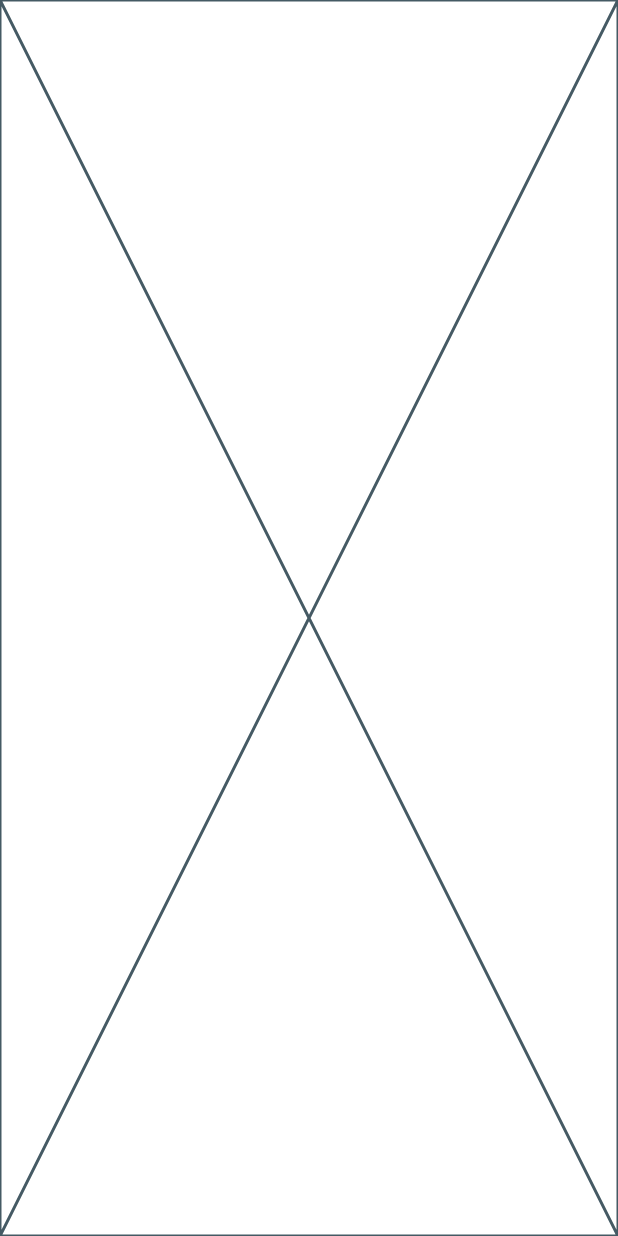
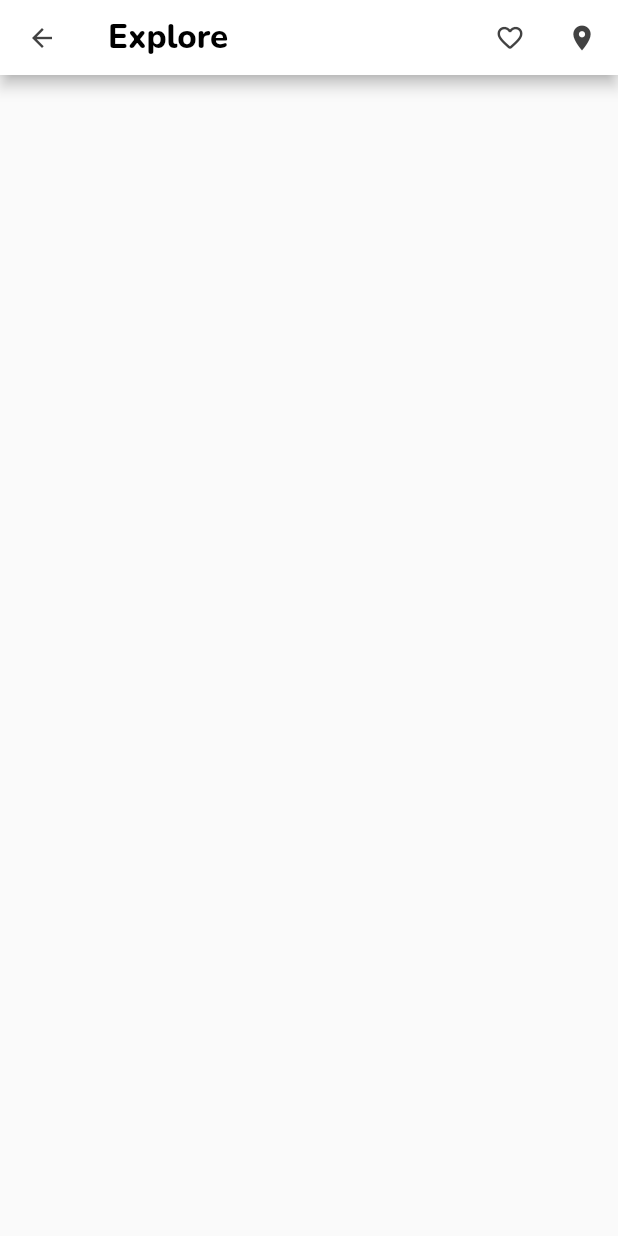
Before and after one commit to MathieuCoding/BookingApp, a Flutter app: the screen it shows after launch, on a phone screen of 412 x 824 dp. Run offline on Flutter 3.47's test engine with Material 2 defaults, Android fonts, the phone set to English and light mode, and no system bars; our stand-ins replace google_fonts.

Commit message:
top section done

```diff
--- a/lib/main.dart
+++ b/lib/main.dart
@@ -1,17 +1,74 @@
 import 'package:flutter/material.dart';
+import 'package:google_fonts/google_fonts.dart';
 // import 'package:google_fonts/google_fonts.dart';
 
+const dGreen = Color(0xFF54D3C2);
+
 void main() {
-  runApp(MyApp());
+  runApp(const MyApp());
 }
 
 class MyApp extends StatelessWidget {
+  const MyApp({super.key});
   @override
   Widget build(BuildContext context) {
-    return MaterialApp(
+    return const MaterialApp(
       debugShowCheckedModeBanner: false,
       title: 'Hotels Booking',
-      home: Placeholder(),
+      home: HomePage(),
     );
   }
 }
+
+class HomePage extends StatelessWidget {
+  const HomePage({super.key});
+
+  @override
+  Widget build(BuildContext context) {
+    return const Scaffold(
+      appBar: MyAppBar(),
+    );
+  }
+}
+
+class MyAppBar extends StatelessWidget implements PreferredSizeWidget {
+  const MyAppBar({super.key});
+  Size get preferredSize => new Size.fromHeight(50);
+
+  @override
+  Widget build(BuildContext context) {
+    return AppBar(
+      leading: IconButton(
+        onPressed: null,
+        icon: Icon(Icons.arrow_back, color: Colors.grey[800], size: 20),
+      ),
+      title: Text(
+        'Explore',
+        style: GoogleFonts.nunito(
+          color: Colors.black,
+          fontSize: 22,
+          fontWeight: FontWeight.w800,
+        ),
+      ),
+      actions: [
+        IconButton(
+          icon: Icon(
+            Icons.favorite_outline_rounded,
+            color: Colors.grey[800],
+            size: 20,
+          ),
+          onPressed: null,
+        ),
+        IconButton(
+          icon: Icon(
+            Icons.place,
+            color: Colors.grey[800],
+            size: 20,
+          ),
+          onPressed: null,
+        ),
+      ],
+      backgroundColor: Colors.white,
+    );
+  }
+}
```
